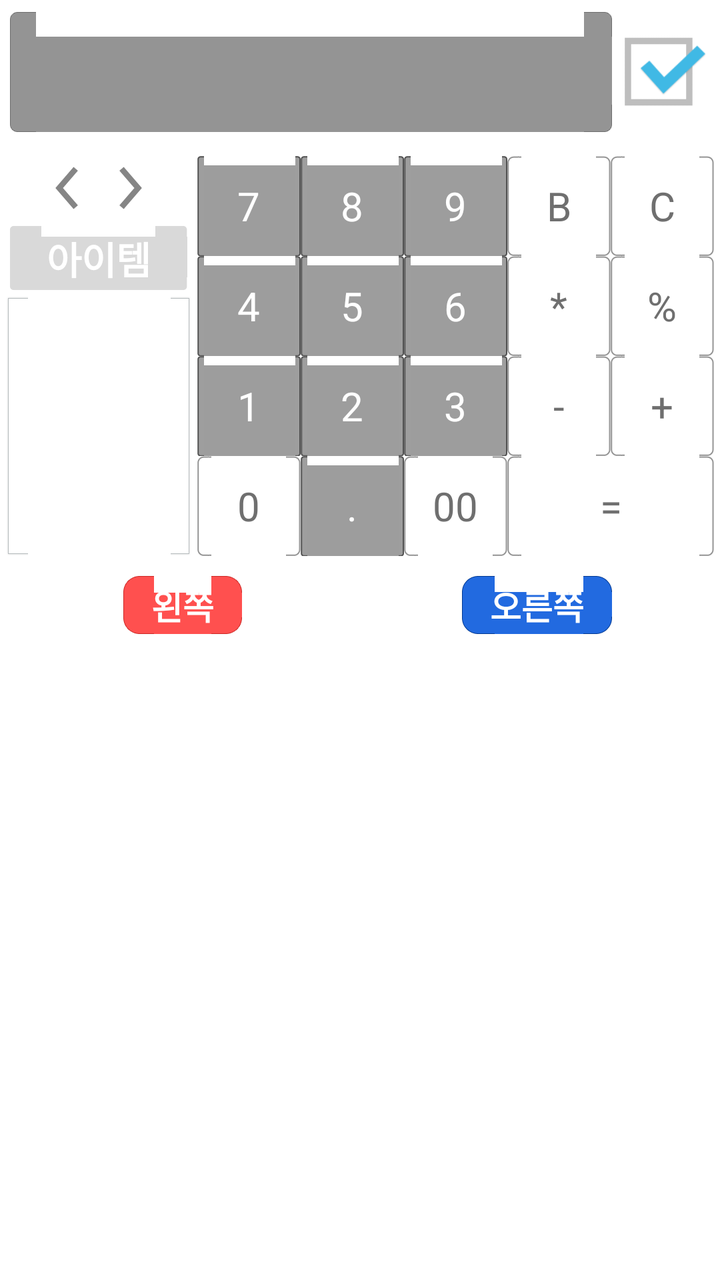
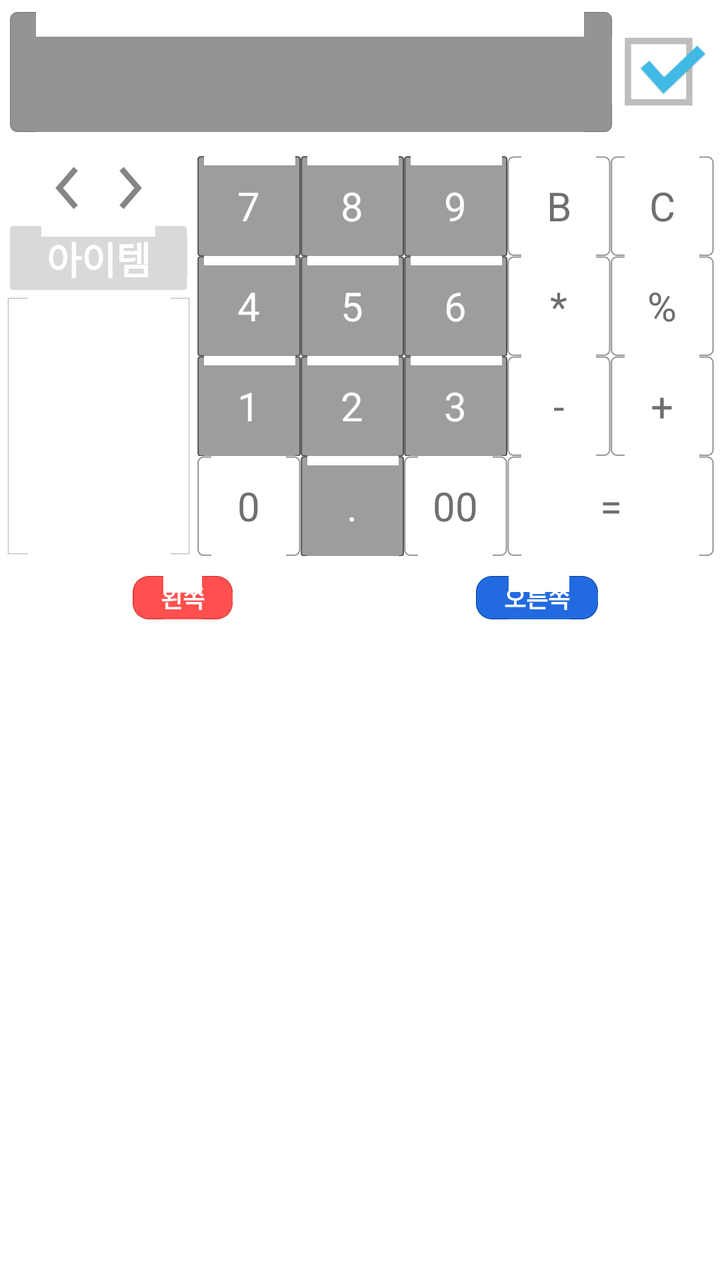

Two renders of the same Android screen: before a commit and after it. Below are the layout's source before the change and the commit's diff.
<!-- AndroidManifest.xml: application theme AppTheme -->
<!-- res/layout/fragment_transaction_insert_tab.xml -->
<?xml version="1.0" encoding="utf-8"?>
<LinearLayout xmlns:android="http://schemas.android.com/apk/res/android"
    android:layout_width="match_parent"
    android:layout_height="match_parent"
    android:orientation="vertical"
    android:paddingLeft="3dp"
    android:paddingRight="3dp" >

    <LinearLayout
        android:layout_width="match_parent"
        android:layout_height="wrap_content"
        android:layout_marginBottom="6dp"
        android:layout_marginTop="6dp"
        android:orientation="horizontal"
        android:weightSum="1" >

        <TextView
            android:id="@+id/insert_amount"
            android:layout_width="match_parent"
            android:layout_height="60dp"
            android:layout_gravity="right|center_vertical"
            android:layout_marginLeft="2dp"
            android:layout_marginRight="2dp"
            android:layout_weight="0.7"
            android:background="@drawable/input_box_dark"
            android:gravity="right|center_vertical"
            android:lines="1"
            android:paddingLeft="8dp"
            android:paddingRight="8dp"
            android:textColor="@color/text_white"
            android:textSize="30sp"
            android:textStyle="bold" />

        <ImageView
            android:id="@+id/insert_submit"
            android:layout_width="70dp"
            android:layout_height="55dp"
            android:layout_gravity="center"
            android:layout_weight="0.3"
            android:contentDescription="@string/na"
            android:gravity="center"
            android:src="@drawable/check_on" />
    </LinearLayout>

    <LinearLayout
        android:layout_width="match_parent"
        android:layout_height="wrap_content"
        android:layout_marginTop="6dp"
        android:baselineAligned="false"
        android:orientation="horizontal"
        android:weightSum="1" >

        <LinearLayout
            android:layout_width="wrap_content"
            android:layout_height="wrap_content"
            android:layout_weight="0.1"
            android:orientation="vertical" >

            <LinearLayout
                android:layout_width="wrap_content"
                android:layout_height="wrap_content"
                android:layout_gravity="center"
                android:gravity="center"
                android:orientation="horizontal" >

                <ImageView
                    android:id="@+id/insert_yesterday"
                    android:layout_width="wrap_content"
                    android:layout_height="wrap_content"
                    android:contentDescription="@string/na"
                    android:src="@drawable/ic_action_previous_item" />

                <TextView
                    android:id="@+id/insert_date"
                    android:layout_width="wrap_content"
                    android:layout_height="wrap_content"
                    android:textSize="15sp" />

                <ImageView
                    android:id="@+id/insert_tomorrow"
                    android:layout_width="wrap_content"
                    android:layout_height="wrap_content"
                    android:contentDescription="@string/na"
                    android:src="@drawable/ic_action_next_item" />
            </LinearLayout>

            <EditText
                android:id="@+id/insert_entry_title"
                android:layout_width="fill_parent"
                android:layout_height="wrap_content"
                android:layout_gravity="center"
                android:layout_marginBottom="3dp"
                android:layout_marginLeft="2dp"
                android:layout_marginRight="2dp"
                android:layout_marginTop="3dp"
                android:background="@drawable/process_n"
                android:gravity="center"
                android:hint="@string/insert_item_title"
                android:inputType="text"
                android:padding="2dp"
                android:textColor="@color/text_light_blue"
                android:textColorHint="@color/text_white"
                android:textSize="19sp"
                android:textStyle="bold" />

            <ListView
                android:id="@+id/insert_frequent_items"
                android:layout_width="fill_parent"
                android:layout_height="130dp"
                android:background="@drawable/input_box_rect"
                android:padding="2dp" />
        </LinearLayout>

        <LinearLayout
            android:layout_width="0dp"
            android:layout_height="wrap_content"
            android:layout_marginLeft="3dp"
            android:layout_weight="0.9"
            android:orientation="vertical" >

            <TableLayout
                android:layout_width="match_parent"
                android:layout_height="match_parent"
                android:layout_gravity="center"
                android:gravity="center"
                android:stretchColumns="1" >

                <TableRow>

                    <TextView
                        android:id="@+id/insert_pad_7"
                        android:layout_width="0dp"
                        android:layout_height="@dimen/calc_btn_height"
                        android:layout_gravity="center"
                        android:layout_weight="1"
                        android:background="@drawable/gray_box"
                        android:gravity="center"
                        android:padding="3dp"
                        android:text="@string/pad_7"
                        android:textColor="@color/calc_number_btn"
                        android:textSize="20sp" />

                    <TextView
                        android:id="@+id/insert_pad_8"
                        android:layout_width="0dp"
                        android:layout_height="@dimen/calc_btn_height"
                        android:layout_gravity="center"
                        android:layout_weight="1"
                        android:background="@drawable/gray_box"
                        android:gravity="center"
                        android:padding="3dp"
                        android:text="@string/pad_8"
                        android:textColor="@color/calc_number_btn"
                        android:textSize="20sp" />

                    <TextView
                        android:id="@+id/insert_pad_9"
                        android:layout_width="0dp"
                        android:layout_height="@dimen/calc_btn_height"
                        android:layout_gravity="center"
                        android:layout_weight="1"
                        android:background="@drawable/gray_box"
                        android:gravity="center"
                        android:padding="3dp"
                        android:text="@string/pad_9"
                        android:textColor="@color/calc_number_btn"
                        android:textSize="20sp" />

                    <TextView
                        android:id="@+id/insert_pad_back"
                        android:layout_width="0dp"
                        android:layout_height="@dimen/calc_btn_height"
                        android:layout_gravity="center"
                        android:layout_weight="1"
                        android:background="@drawable/white_box"
                        android:gravity="center"
                        android:padding="3dp"
                        android:text="@string/pad_back"
                        android:textColor="@color/calc_func_btn"
                        android:textSize="20sp" />

                    <TextView
                        android:id="@+id/insert_pad_clear"
                        android:layout_width="0dp"
                        android:layout_height="@dimen/calc_btn_height"
                        android:layout_gravity="center"
                        android:layout_weight="1"
                        android:background="@drawable/white_box"
                        android:gravity="center"
                        android:padding="3dp"
                        android:text="@string/pad_clear"
                        android:textColor="@color/calc_func_btn"
                        android:textSize="20sp" />
                </TableRow>

                <TableRow>

                    <TextView
                        android:id="@+id/insert_pad_4"
                        android:layout_width="0dp"
                        android:layout_height="@dimen/calc_btn_height"
                        android:layout_gravity="center"
                        android:layout_weight="1"
                        android:background="@drawable/gray_box"
                        android:gravity="center"
                        android:padding="3dp"
                        android:text="@string/pad_4"
                        android:textColor="@color/calc_number_btn"
                        android:textSize="20sp" />

                    <TextView
                        android:id="@+id/insert_pad_5"
                        android:layout_width="0dp"
                        android:layout_height="@dimen/calc_btn_height"
                        android:layout_gravity="center"
                        android:layout_weight="1"
                        android:background="@drawable/gray_box"
                        android:gravity="center"
                        android:padding="3dp"
                        android:text="@string/pad_5"
                        android:textColor="@color/calc_number_btn"
                        android:textSize="20sp" />

                    <TextView
                        android:id="@+id/insert_pad_6"
                        android:layout_width="0dp"
                        android:layout_height="@dimen/calc_btn_height"
                        android:layout_gravity="center"
                        android:layout_weight="1"
                        android:background="@drawable/gray_box"
                        android:gravity="center"
                        android:padding="3dp"
                        android:text="@string/pad_6"
                        android:textColor="@color/calc_number_btn"
                        android:textSize="20sp" />

                    <TextView
                        android:id="@+id/insert_pad_multiply"
                        android:layout_width="0dp"
                        android:layout_height="@dimen/calc_btn_height"
                        android:layout_gravity="center"
                        android:layout_weight="1"
                        android:background="@drawable/white_box"
                        android:gravity="center"
                        android:padding="3dp"
                        android:text="@string/pad_multiply"
                        android:textColor="@color/calc_func_btn"
                        android:textSize="20sp" />

                    <TextView
                        android:id="@+id/insert_pad_divide"
                        android:layout_width="0dp"
                        android:layout_height="@dimen/calc_btn_height"
                        android:layout_gravity="center"
                        android:layout_weight="1"
                        android:background="@drawable/white_box"
                        android:gravity="center"
                        android:padding="3dp"
                        android:text="@string/pad_divide"
                        android:textColor="@color/calc_func_btn"
                        android:textSize="20sp" />
                </TableRow>

                <TableRow>

                    <TextView
                        android:id="@+id/insert_pad_1"
                        android:layout_width="0dp"
                        android:layout_height="@dimen/calc_btn_height"
                        android:layout_gravity="center"
                        android:layout_weight="1"
                        android:background="@drawable/gray_box"
                        android:gravity="center"
                        android:padding="3dp"
                        android:text="@string/pad_1"
                        android:textColor="@color/calc_number_btn"
                        android:textSize="20sp" />

                    <TextView
                        android:id="@+id/insert_pad_2"
                        android:layout_width="0dp"
                        android:layout_height="@dimen/calc_btn_height"
                        android:layout_gravity="center"
                        android:layout_weight="1"
                        android:background="@drawable/gray_box"
                        android:gravity="center"
                        android:padding="3dp"
                        android:text="@string/pad_2"
                        android:textColor="@color/calc_number_btn"
                        android:textSize="20sp" />

                    <TextView
                        android:id="@+id/insert_pad_3"
                        android:layout_width="0dp"
                        android:layout_height="@dimen/calc_btn_height"
                        android:layout_gravity="center"
                        android:layout_weight="1"
                        android:background="@drawable/gray_box"
                        android:gravity="center"
                        android:padding="3dp"
                        android:text="@string/pad_3"
                        android:textColor="@color/calc_number_btn"
                        android:textSize="20sp" />

                    <TextView
                        android:id="@+id/insert_pad_minus"
                        android:layout_width="0dp"
                        android:layout_height="@dimen/calc_btn_height"
                        android:layout_gravity="center"
                        android:layout_weight="1"
                        android:background="@drawable/white_box"
                        android:gravity="center"
                        android:padding="3dp"
                        android:text="@string/pad_minus"
                        android:textColor="@color/calc_func_btn"
                        android:textSize="20sp" />

                    <TextView
                        android:id="@+id/insert_pad_plus"
                        android:layout_width="0dp"
                        android:layout_height="@dimen/calc_btn_height"
                        android:layout_gravity="center"
                        android:layout_weight="1"
                        android:background="@drawable/white_box"
                        android:gravity="center"
                        android:padding="3dp"
                        android:text="@string/pad_plus"
                        android:textColor="@color/calc_func_btn"
                        android:textSize="20sp" />
                </TableRow>

                <TableRow>

                    <TextView
                        android:id="@+id/insert_pad_10"
                        android:layout_width="0dp"
                        android:layout_height="@dimen/calc_btn_height"
                        android:layout_gravity="center"
                        android:layout_weight="1"
                        android:background="@drawable/white_box"
                        android:gravity="center"
                        android:padding="3dp"
                        android:text="@string/pad_10"
                        android:textColor="@color/calc_func_btn"
                        android:textSize="20sp" />

                    <TextView
                        android:id="@+id/insert_pad_point"
                        android:layout_width="0dp"
                        android:layout_height="@dimen/calc_btn_height"
                        android:layout_gravity="center"
                        android:layout_weight="1"
                        android:background="@drawable/gray_box"
                        android:gravity="center"
                        android:padding="3dp"
                        android:text="@string/pad_point"
                        android:textColor="@color/calc_number_btn"
                        android:textSize="20sp" />

                    <TextView
                        android:id="@+id/insert_pad_100"
                        android:layout_width="0dp"
                        android:layout_height="@dimen/calc_btn_height"
                        android:layout_gravity="center"
                        android:layout_weight="1"
                        android:background="@drawable/white_box"
                        android:gravity="center"
                        android:padding="3dp"
                        android:text="@string/pad_100"
                        android:textColor="@color/calc_func_btn"
                        android:textSize="20sp" />

                    <TextView
                        android:id="@+id/insert_pad_eq"
                        android:layout_width="0dp"
                        android:layout_height="@dimen/calc_btn_height"
                        android:layout_gravity="center"
                        android:layout_span="1"
                        android:layout_weight="2"
                        android:background="@drawable/white_box"
                        android:gravity="center"
                        android:padding="3dp"
                        android:text="@string/pad_eq"
                        android:textColor="@color/calc_func_btn"
                        android:textSize="20sp" />
                </TableRow>
            </TableLayout>
        </LinearLayout>
    </LinearLayout>

    <LinearLayout
        android:layout_width="match_parent"
        android:layout_height="wrap_content"
        android:layout_marginBottom="5dp"
        android:layout_marginTop="10dp"
        android:orientation="horizontal"
        android:weightSum="1" >

        <LinearLayout
            android:layout_width="wrap_content"
            android:layout_height="wrap_content"
            android:layout_gravity="top|center_horizontal"
            android:layout_weight="0.5"
            android:gravity="top|center_horizontal"
            android:orientation="vertical" >

            <TextView
                android:layout_width="wrap_content"
                android:layout_height="wrap_content"
                android:background="@drawable/input_color_box_9"
                android:paddingBottom="2dp"
                android:paddingLeft="14dp"
                android:paddingRight="14dp"
                android:paddingTop="2dp"
                android:text="@string/insert_left_accounts"
                android:textColor="@color/text_white"
                android:textStyle="bold"
                android:textSize="17sp" />

            <ExpandableListView
                android:id="@+id/insert_category_left"
                android:layout_width="wrap_content"
                android:layout_height="wrap_content"
                android:layout_marginTop="10dp"
                android:background="@drawable/input_box_rect"
                android:textSize="20sp" />
        </LinearLayout>

        <LinearLayout
            android:layout_width="wrap_content"
            android:layout_height="wrap_content"
            android:layout_gravity="top|center_horizontal"
            android:layout_weight="0.5"
            android:gravity="top|center_horizontal"
            android:orientation="vertical" >

            <TextView
                android:layout_width="wrap_content"
                android:layout_height="wrap_content"
                android:background="@drawable/input_color_box_3"
                android:paddingBottom="2dp"
                android:paddingLeft="14dp"
                android:paddingRight="14dp"
                android:paddingTop="2dp"
                android:text="@string/insert_right_accounts"
                android:textColor="@color/text_white"
                android:textStyle="bold"
                android:textSize="17sp" />

            <ExpandableListView
                android:id="@+id/insert_category_right"
                android:layout_width="wrap_content"
                android:layout_height="wrap_content"
                android:layout_marginTop="10dp"
                android:background="@drawable/input_box_rect"
                android:textSize="20sp" />
        </LinearLayout>
    </LinearLayout>

</LinearLayout>
<!-- resources referenced by this layout -->
<resources>
  <color name="text_light_blue">#43BEEB</color>
  <color name="text_white">#FFFFFF</color>
  <dimen name="calc_btn_height">50dp</dimen>
  <!-- drawable check_on: png bitmap (drawable-xxhdpi, 5563 bytes) -->
  <!-- drawable gray_box: png bitmap (drawable-xxhdpi, 3073 bytes) -->
  <!-- drawable ic_action_next_item: png bitmap (drawable-hdpi, 585 bytes) -->
  <!-- drawable ic_action_previous_item: png bitmap (drawable-hdpi, 599 bytes) -->
  <!-- drawable input_box_dark: png bitmap (drawable-xxhdpi, 1402 bytes) -->
  <!-- drawable input_box_rect: png bitmap (drawable-xxhdpi, 3099 bytes) -->
  <!-- drawable input_color_box_3: png bitmap (drawable-xxhdpi, 4025 bytes) -->
  <!-- drawable input_color_box_9: png bitmap (drawable-xxhdpi, 4063 bytes) -->
  <!-- drawable process_n: png bitmap (drawable-xxhdpi, 3063 bytes) -->
  <!-- drawable white_box: png bitmap (drawable-xxhdpi, 1377 bytes) -->
  <string name="insert_item_title">아이템</string>
  <string name="insert_left_accounts">왼쪽</string>
  <string name="insert_right_accounts">오른쪽</string>
  <string name="na" />
  <string name="pad_1">1</string>
  <string name="pad_10">0</string>
  <string name="pad_100">00</string>
  <string name="pad_2">2</string>
  <string name="pad_3">3</string>
  <string name="pad_4">4</string>
  <string name="pad_5">5</string>
  <string name="pad_6">6</string>
  <string name="pad_7">7</string>
  <string name="pad_8">8</string>
  <string name="pad_9">9</string>
  <string name="pad_back">B</string>
  <string name="pad_clear">C</string>
  <string name="pad_divide">%</string>
  <string name="pad_eq">=</string>
  <string name="pad_minus">-</string>
  <string name="pad_multiply">*</string>
  <string name="pad_plus">+</string>
  <string name="pad_point">.</string>
  <style name="AppTheme" parent="AppBaseTheme">
          
      </style>
  <style name="AppBaseTheme" parent="android:Theme.Light">
          
      </style>
</resources>

<!-- the commit's change to res/layout/fragment_transaction_insert_tab.xml (unified diff, before → after) -->
@@ -415,7 +415,7 @@
                 android:text="@string/insert_left_accounts"
                 android:textColor="@color/text_white"
                 android:textStyle="bold"
-                android:textSize="17sp" />
+                android:textSize="12sp" />
 
             <ExpandableListView
                 android:id="@+id/insert_category_left"
@@ -445,7 +445,7 @@
                 android:text="@string/insert_right_accounts"
                 android:textColor="@color/text_white"
                 android:textStyle="bold"
-                android:textSize="17sp" />
+                android:textSize="12sp" />
 
             <ExpandableListView
                 android:id="@+id/insert_category_right"
